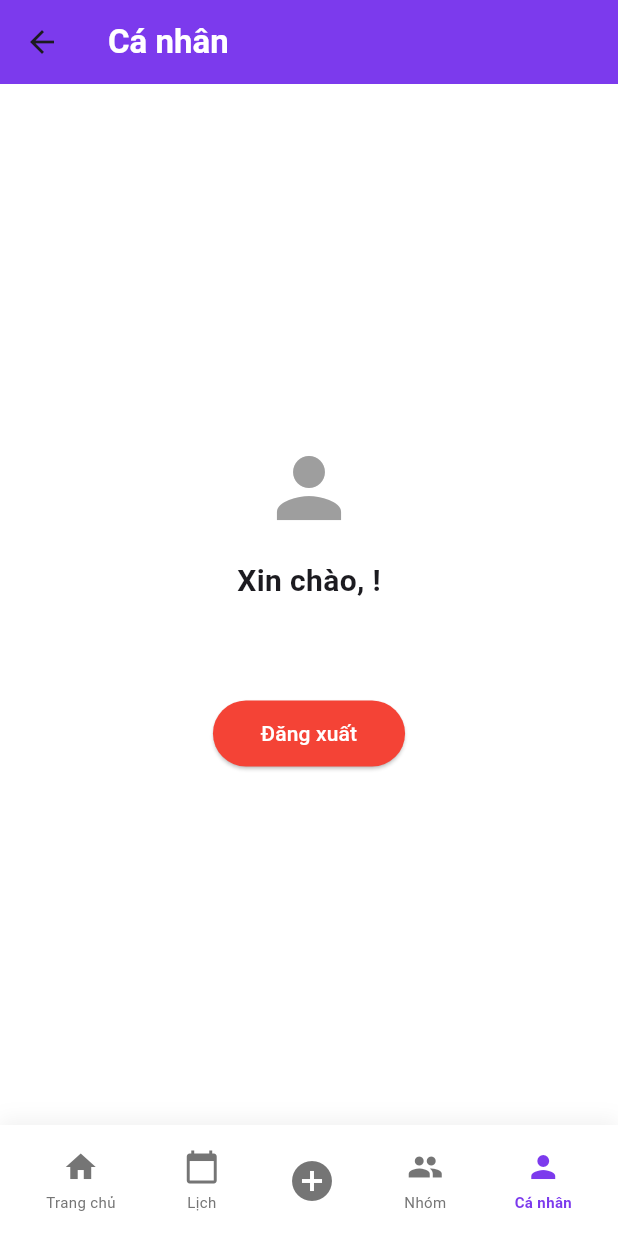
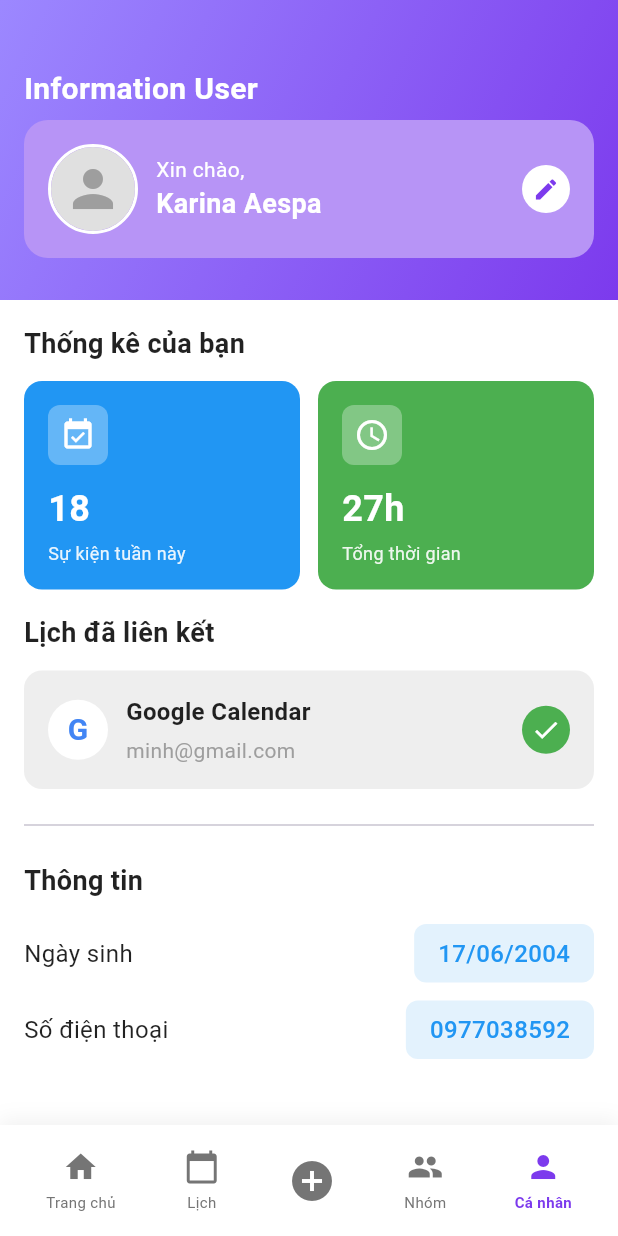
Before and after one commit to Teiddy0207/smart-schedule, a Flutter app: the BaseScreen screen opened directly, item 5 of the bottom bar chosen, on a phone screen of 412 x 824 dp. Run offline on Flutter 3.47's test engine with Material 3 defaults, Android fonts, the phone set to English and light mode, and no system bars; accounts and stored records are empty; network calls fail.

Commit message:
feat(personal): add personal screen and update color for group screens

```diff
--- a/lib/screens/group/create_group.dart
+++ b/lib/screens/group/create_group.dart
@@ -64,7 +64,18 @@ class _CreateGroupState extends State<CreateGroup> {
     return BaseScreen(
       initialBottomNavIndex: 3,
       appBar: AppBar(
-        backgroundColor: const Color(0xFF7C3AED), // Màu tím
+        flexibleSpace: Container(
+          decoration: const BoxDecoration(
+            gradient: LinearGradient(
+              begin: Alignment.topLeft,
+              end: Alignment.bottomRight,
+              colors: [
+                Color(0xFF9C88FF), // tím nhạt
+                Color(0xFF7C3AED), // tím đậm
+              ],
+            ),
+          ),
+        ),
         elevation: 0,
         leading: IconButton(
           icon: const Icon(Icons.arrow_back, color: Colors.white),
@@ -257,7 +268,14 @@ class _CreateGroupState extends State<CreateGroup> {
       margin: const EdgeInsets.only(bottom: 12),
       padding: const EdgeInsets.all(16),
       decoration: BoxDecoration(
-        color: const Color(0xFF7C3AED), // Màu tím
+        gradient: const LinearGradient(
+          begin: Alignment.topLeft,
+          end: Alignment.bottomRight,
+          colors: [
+            Color(0xFF9C88FF), // tím nhạt
+            Color(0xFF7C3AED), // tím đậm
+          ],
+        ),
         borderRadius: BorderRadius.circular(12),
       ),
       child: Row(
--- a/lib/screens/group/group_screen.dart
+++ b/lib/screens/group/group_screen.dart
@@ -18,7 +18,18 @@ class GroupScreen extends StatelessWidget {
     return BaseScreen(
       initialBottomNavIndex: 3,
       appBar: AppBar(
-        backgroundColor: const Color(0xFF7C3AED),
+        flexibleSpace: Container( //update lại màu tím
+          decoration: const BoxDecoration(
+            gradient: LinearGradient(
+              begin: Alignment.topLeft,
+              end: Alignment.bottomRight,
+              colors: [
+                Color(0xFF9C88FF), // tím nhạt
+                Color(0xFF7C3AED), // tím đậm
+              ],
+            ),
+          ),
+        ),
         elevation: 0,
         leading: Padding(
           padding: const EdgeInsets.all(8.0),
@@ -106,7 +117,14 @@ class GroupScreen extends StatelessWidget {
       margin: const EdgeInsets.only(bottom: 16),
       padding: const EdgeInsets.all(16),
       decoration: BoxDecoration(
-        color: const Color(0xFF7C3AED),
+        gradient: const LinearGradient( // update lại màu tím
+          begin: Alignment.topLeft,
+          end: Alignment.bottomRight,
+          colors: [
+            Color(0xFF9C88FF), // tím nhạt
+            Color(0xFF7C3AED), // tím đậm
+          ],
+        ),
         borderRadius: BorderRadius.circular(12),
       ),
       child: Row(
--- /dev/null
+++ b/lib/screens/personal_screen.dart
@@ -0,0 +1,370 @@
+import 'package:flutter/material.dart';
+import 'base_screen.dart';
+
+class PersonalScreen extends StatelessWidget {
+  const PersonalScreen({super.key});
+
+  @override
+  Widget build(BuildContext context) {
+    return BaseScreen(
+      initialBottomNavIndex: 4, // Tab "Cá nhân" được chọn
+      body: SingleChildScrollView(
+        child: Column(
+          crossAxisAlignment: CrossAxisAlignment.start,
+          children: [
+            // Header với gradient tím
+            _buildHeader(),
+
+            // Thống kê
+            Padding(
+              padding: const EdgeInsets.all(16.0),
+              child: Column(
+                crossAxisAlignment: CrossAxisAlignment.start,
+                children: [
+                  const Text(
+                    'Thống kê của bạn',
+                    style: TextStyle(
+                      fontSize: 18,
+                      fontWeight: FontWeight.bold,
+                      color: Colors.black87,
+                    ),
+                  ),
+                  const SizedBox(height: 12),
+                  Row(
+                    children: [
+                      Expanded(
+                        child: _buildStatCard(
+                          color: const Color(0xFF2196F3),
+                          icon: Icons.event_available,
+                          number: '18',
+                          label: 'Sự kiện tuần này',
+                        ),
+                      ),
+                      const SizedBox(width: 12),
+                      Expanded(
+                        child: _buildStatCard(
+                          color: const Color(0xFF4CAF50),
+                          icon: Icons.access_time,
+                          number: '27h',
+                          label: 'Tổng thời gian',
+                        ),
+                      ),
+                    ],
+                  ),
+                ],
+              ),
+            ),
+
+            // Lịch đã liên kết
+            Padding(
+              padding: const EdgeInsets.symmetric(horizontal: 16.0),
+              child: Column(
+                crossAxisAlignment: CrossAxisAlignment.start,
+                children: [
+                  const Text(
+                    'Lịch đã liên kết',
+                    style: TextStyle(
+                      fontSize: 18,
+                      fontWeight: FontWeight.bold,
+                      color: Colors.black87,
+                    ),
+                  ),
+                  const SizedBox(height: 12),
+                  _buildLinkedCalendarCard(),
+                ],
+              ),
+            ),
+
+            // Thông tin
+            Padding(
+              padding: const EdgeInsets.all(16.0),
+              child: Column(
+                crossAxisAlignment: CrossAxisAlignment.start,
+                children: [
+                  const Divider(),
+                  const SizedBox(height: 16),
+                  const Text(
+                    'Thông tin',
+                    style: TextStyle(
+                      fontSize: 18,
+                      fontWeight: FontWeight.bold,
+                      color: Colors.black87,
+                    ),
+                  ),
+                  const SizedBox(height: 16),
+                  _buildInfoRow('Ngày sinh', '17/06/2004'),
+                  const SizedBox(height: 12),
+                  _buildInfoRow('Số điện thoại', '0977038592'),
+                ],
+              ),
+            ),
+          ],
+        ),
+      ),
+    );
+  }
+
+  Widget _buildHeader() {
+    return Container(
+      height: 200,
+      decoration: BoxDecoration(
+        gradient: LinearGradient(
+          begin: Alignment.topLeft,
+          end: Alignment.bottomRight,
+          colors: [
+            const Color(0xFF9C88FF),
+            const Color(0xFF7C3AED),
+          ],
+        ),
+      ),
+      child: Stack(
+        children: [
+          // Card tím nhạt ở giữa
+          Positioned(
+            left: 16,
+            right: 16,
+            top: 80,
+            child: Container(
+              padding: const EdgeInsets.all(16),
+              decoration: BoxDecoration(
+                color: const Color(0xFFB794F6),
+                borderRadius: BorderRadius.circular(16),
+              ),
+              child: Row(
+                children: [
+                  // Avatar
+                  Container(
+                    width: 60,
+                    height: 60,
+                    decoration: BoxDecoration(
+                      shape: BoxShape.circle,
+                      border: Border.all(color: Colors.white, width: 2),
+                    ),
+                    child: ClipOval(
+                      child: Image.network(
+                        'https://i.pinimg.com/564x/8a/0f/0a/8a0f0a3c5e5e5e5e5e5e5e5e5e5e5e5e5.jpg',
+                        fit: BoxFit.cover,
+                        errorBuilder: (context, error, stackTrace) {
+                          return Container(
+                            color: Colors.grey[300],
+                            child: const Icon(
+                              Icons.person,
+                              size: 40,
+                              color: Colors.grey,
+                            ),
+                          );
+                        },
+                      ),
+                    ),
+                  ),
+                  const SizedBox(width: 12),
+                  // Tên
+                  const Expanded(
+                    child: Column(
+                      crossAxisAlignment: CrossAxisAlignment.start,
+                      children: [
+                        Text(
+                          'Xin chào,',
+                          style: TextStyle(
+                            color: Colors.white,
+                            fontSize: 14,
+                          ),
+                        ),
+                        Text(
+                          'Karina Aespa',
+                          style: TextStyle(
+                            color: Colors.white,
+                            fontSize: 18,
+                            fontWeight: FontWeight.bold,
+                          ),
+                        ),
+                      ],
+                    ),
+                  ),
+                  // Icon edit
+                  Container(
+                    width: 32,
+                    height: 32,
+                    decoration: const BoxDecoration(
+                      color: Colors.white,
+                      shape: BoxShape.circle,
+                    ),
+                    child: const Icon(
+                      Icons.edit,
+                      color: Color(0xFF7C3AED),
+                      size: 18,
+                    ),
+                  ),
+                ],
+              ),
+            ),
+          ),
+          // Tiêu đề "Information User"
+          const Positioned(
+            top: 45,
+            left: 16,
+            child: Text(
+              'Information User',
+              style: TextStyle(
+                color: Colors.white,
+                fontSize: 20,
+                fontWeight: FontWeight.bold,
+              ),
+            ),
+          ),
+        ],
+      ),
+    );
+  }
+
+  Widget _buildStatCard({
+    required Color color,
+    required IconData icon,
+    required String number,
+    required String label,
+  }) {
+    return Container(
+      padding: const EdgeInsets.all(16),
+      decoration: BoxDecoration(
+        color: color,
+        borderRadius: BorderRadius.circular(12),
+      ),
+      child: Column(
+        crossAxisAlignment: CrossAxisAlignment.start,
+        children: [
+          Container(
+            padding: const EdgeInsets.all(8),
+            decoration: BoxDecoration(
+              color: Colors.white.withOpacity(0.3),
+              borderRadius: BorderRadius.circular(8),
+            ),
+            child: Icon(
+              icon,
+              color: Colors.white,
+              size: 24,
+            ),
+          ),
+          const SizedBox(height: 12),
+          Text(
+            number,
+            style: const TextStyle(
+              color: Colors.white,
+              fontSize: 24,
+              fontWeight: FontWeight.bold,
+            ),
+          ),
+          const SizedBox(height: 4),
+          Text(
+            label,
+            style: TextStyle(
+              color: Colors.white.withOpacity(0.9),
+              fontSize: 12,
+            ),
+          ),
+        ],
+      ),
+    );
+  }
+
+  Widget _buildLinkedCalendarCard() {
+    return Container(
+      padding: const EdgeInsets.all(16),
+      decoration: BoxDecoration(
+        color: Colors.grey[200],
+        borderRadius: BorderRadius.circular(12),
+      ),
+      child: Row(
+        children: [
+          // Google logo
+          Container(
+            width: 40,
+            height: 40,
+            decoration: BoxDecoration(
+              color: Colors.white,
+              shape: BoxShape.circle,
+            ),
+            child: const Center(
+              child: Text(
+                'G',
+                style: TextStyle(
+                  color: Color(0xFF4285F4),
+                  fontSize: 20,
+                  fontWeight: FontWeight.bold,
+                ),
+              ),
+            ),
+          ),
+          const SizedBox(width: 12),
+          // Thông tin
+          const Expanded(
+            child: Column(
+              crossAxisAlignment: CrossAxisAlignment.start,
+              children: [
+                Text(
+                  'Google Calendar',
+                  style: TextStyle(
+                    fontSize: 16,
+                    fontWeight: FontWeight.bold,
+                    color: Colors.black87,
+                  ),
+                ),
+                SizedBox(height: 4),
+                Text(
+                  'minh@gmail.com',
+                  style: TextStyle(
+                    fontSize: 14,
+                    color: Colors.grey,
+                  ),
+                ),
+              ],
+            ),
+          ),
+          // Icon checkmark
+          Container(
+            width: 32,
+            height: 32,
+            decoration: const BoxDecoration(
+              color: Color(0xFF4CAF50),
+              shape: BoxShape.circle,
+            ),
+            child: const Icon(
+              Icons.check,
+              color: Colors.white,
+              size: 20,
+            ),
+          ),
+        ],
+      ),
+    );
+  }
+
+  Widget _buildInfoRow(String label, String value) {
+    return Row(
+      mainAxisAlignment: MainAxisAlignment.spaceBetween,
+      children: [
+        Text(
+          label,
+          style: const TextStyle(
+            fontSize: 16,
+            color: Colors.black87,
+          ),
+        ),
+        Container(
+          padding: const EdgeInsets.symmetric(horizontal: 16, vertical: 8),
+          decoration: BoxDecoration(
+            color: const Color(0xFFE3F2FD),
+            borderRadius: BorderRadius.circular(8),
+          ),
+          child: Text(
+            value,
+            style: const TextStyle(
+              fontSize: 16,
+              color: Color(0xFF2196F3),
+              fontWeight: FontWeight.w500,
+            ),
+          ),
+        ),
+      ],
+    );
+  }
+}
--- a/lib/utils/navigation_helper.dart
+++ b/lib/utils/navigation_helper.dart
@@ -2,7 +2,7 @@ import 'package:flutter/material.dart';
 import '../screens/dashboard_screen.dart';
 import '../screens/calendar_screen.dart';
 import '../screens/group/group_screen.dart';
-import '../screens/profile_screen.dart';
+import '../screens/personal_screen.dart';
 import '../screens/create_event_screen.dart';
 
 class NavigationHelper {
@@ -12,7 +12,7 @@ class NavigationHelper {
     1: () => const CalendarScreen(),
     2: () => const CreateEventScreen(), // Thêm mới sự kiện
     3: () => const GroupScreen(),
-    4: () => const ProfileScreen(),
+    4: () => const PersonalScreen(),
   };
 
   // Navigate đến màn hình tương ứng với index
```
